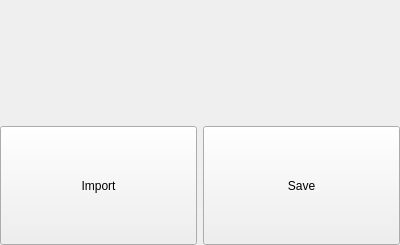
Above: Widgets/Resources/UI/qSlicerTransformBufferWidget.ui from PerkTutor/PerkTutor before the change. Below: the same form after it.
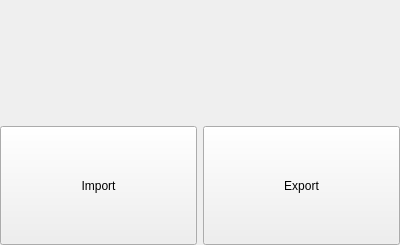
That is the form after the change. Custom widgets are drawn as their Qt base class.

Commit message: Fixed memory leaks associated with loading transform buffers. Renamed transform buffer "Save" button to "Export".

```diff
--- a/Widgets/Resources/UI/qSlicerTransformBufferWidget.ui
+++ b/Widgets/Resources/UI/qSlicerTransformBufferWidget.ui
@@ -81,7 +81,7 @@
         </sizepolicy>
        </property>
        <property name="text">
-        <string>Save</string>
+        <string>Export</string>
        </property>
       </widget>
      </item>
```
Left out of the diff: 2 changed lines with no effect on the pictures. The commit also changes 5 other files.
